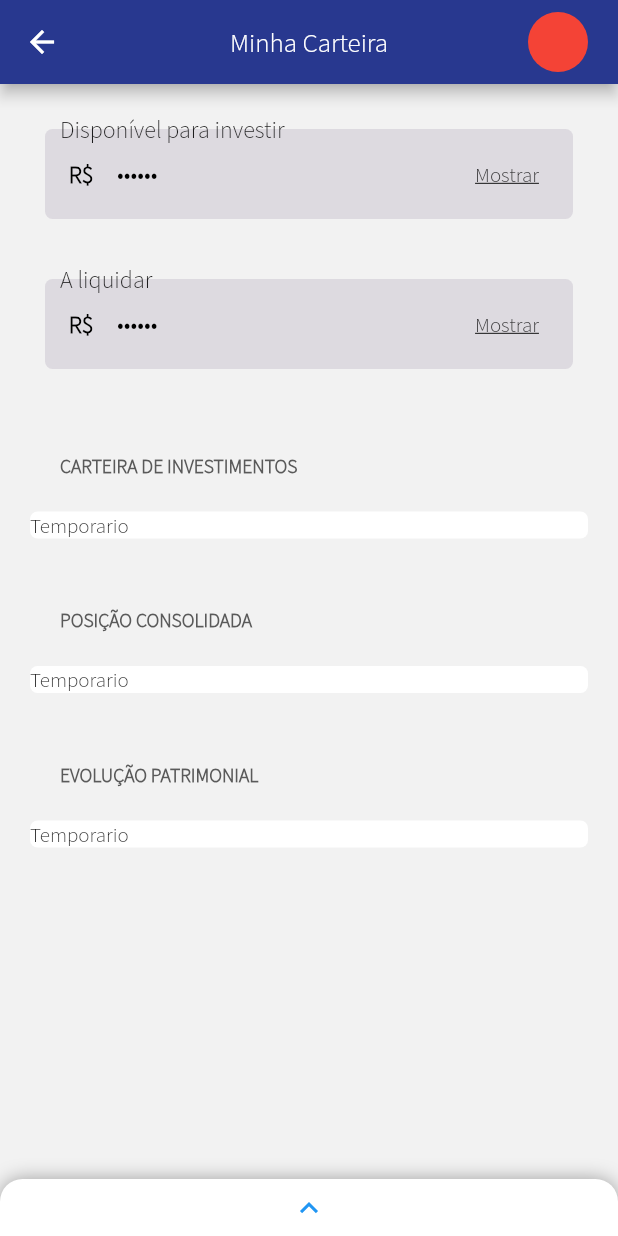
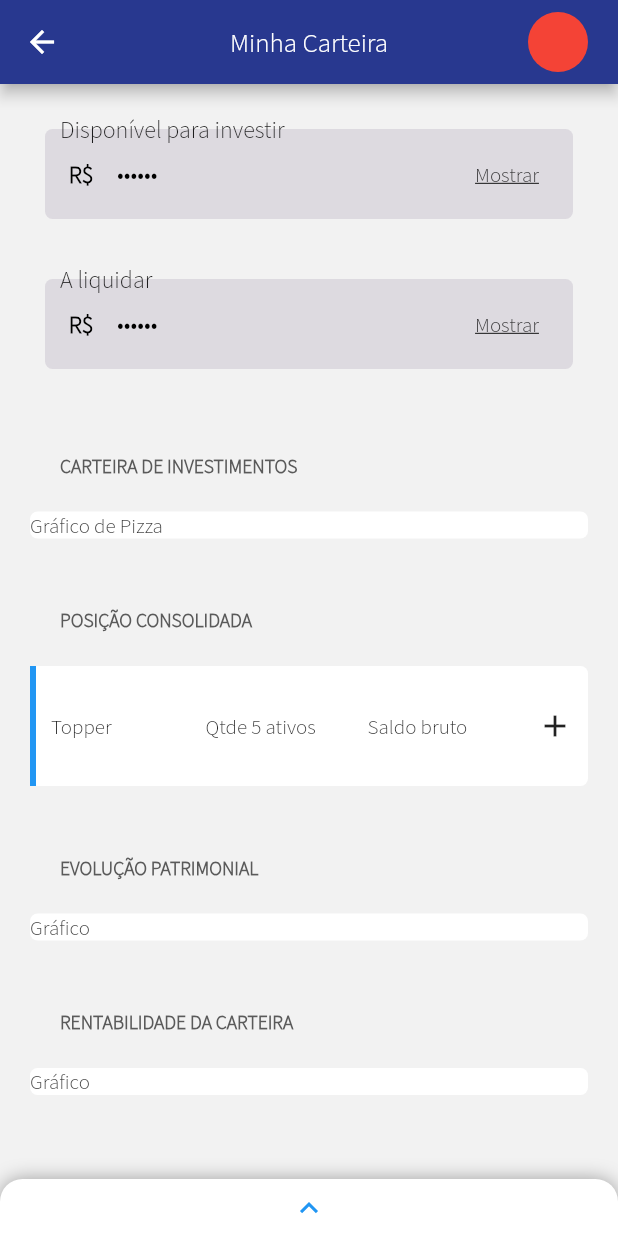
Before and after one commit to brenoasm/digital_wallet, a Flutter app: the screen it shows after launch, on a phone screen of 412 x 824 dp. Run offline on Flutter 3.47's test engine with Material 2 defaults, Android fonts, the phone set to English and light mode, and no system bars.

Commit message:
Currently building the consolidatedPositionTile.

```diff
--- /dev/null
+++ b/lib/dataModels/ConsolidatedPosition.dart
@@ -0,0 +1,17 @@
+import 'package:flutter/material.dart';
+
+class ConsolidatedPosition {
+  Color color;
+  String title;
+  String grossBalance;
+  List<Widget> items;
+
+  int get itemsQuantity => items?.length ?? 0;
+
+  ConsolidatedPosition({
+    @required this.color,
+    @required this.title,
+    @required this.grossBalance,
+    this.items,
+  });
+}
--- a/lib/wallet_page.dart
+++ b/lib/wallet_page.dart
@@ -1,3 +1,5 @@
+import 'package:digital_wallet/dataModels/ConsolidatedPosition.dart';
+import 'package:digital_wallet/widgets/consolidated_position_tile.dart';
 import 'package:digital_wallet/widgets/custom_text_field.dart';
 import 'package:digital_wallet/widgets/default_height_spacing.dart';
 import 'package:digital_wallet/widgets/default_width_spacing.dart';
@@ -12,6 +14,22 @@ class WalletPage extends StatefulWidget {
 }
 
 class _WalletPageState extends State<WalletPage> {
+  List<ConsolidatedPosition> consolidatedPositions = [];
+
+  _WalletPageState() {
+    consolidatedPositions.addAll([
+      ConsolidatedPosition(
+          color: Color(0xFF00BDC4),
+          title: '',
+          grossBalance: '3.860.941,34',
+          items: <Widget>[
+            Text('Item 1'),
+            Text('Item 2'),
+            Text('Item 3'),
+          ]),
+    ]);
+  }
+
   @override
   Widget build(BuildContext context) {
     return Scaffold(
@@ -88,19 +106,36 @@ class _WalletPageState extends State<WalletPage> {
                 DefaultHeightSpacing(),
                 SectionWithTitle(
                   title: 'CARTEIRA DE INVESTIMENTOS',
-                  child: Text('Temporario'),
+                  child: Text('Gráfico de Pizza'),
                 ),
                 DefaultHeightSpacing(),
                 DefaultHeightSpacing(),
                 SectionWithTitle(
                   title: 'POSIÇÃO CONSOLIDADA',
-                  child: Text('Temporario'),
+                  child: ListView.builder(
+                    shrinkWrap: true,
+                    itemCount: consolidatedPositions.length,
+                    itemBuilder: (context, index) {
+                      ConsolidatedPosition _consolidatedPosition =
+                          consolidatedPositions[index];
+
+                      return ConsolidatedPositionTile(
+                        consolidatedPosition: _consolidatedPosition,
+                      );
+                    },
+                  ),
                 ),
                 DefaultHeightSpacing(),
                 DefaultHeightSpacing(),
                 SectionWithTitle(
                   title: 'EVOLUÇÃO PATRIMONIAL',
-                  child: Text('Temporario'),
+                  child: Text('Gráfico'),
+                ),
+                DefaultHeightSpacing(),
+                DefaultHeightSpacing(),
+                SectionWithTitle(
+                  title: 'RENTABILIDADE DA CARTEIRA',
+                  child: Text('Gráfico'),
                 ),
                 DefaultHeightSpacing(),
                 DefaultHeightSpacing(),
--- /dev/null
+++ b/lib/widgets/consolidated_position_tile.dart
@@ -0,0 +1,75 @@
+import 'package:digital_wallet/dataModels/ConsolidatedPosition.dart';
+import 'package:flutter/material.dart';
+
+class ConsolidatedPositionTile extends StatefulWidget {
+  final ConsolidatedPosition consolidatedPosition;
+
+  ConsolidatedPositionTile({@required this.consolidatedPosition});
+
+  @override
+  _ConsolidatedPositionState createState() => _ConsolidatedPositionState();
+}
+
+class _ConsolidatedPositionState extends State<ConsolidatedPositionTile> {
+  @override
+  Widget build(BuildContext context) {
+    return Container(
+      height: 80,
+      child: Row(
+        mainAxisAlignment: MainAxisAlignment.start,
+        crossAxisAlignment: CrossAxisAlignment.stretch,
+        children: <Widget>[
+          Container(
+            width: 4,
+            color: Colors.blue,
+          ),
+          Expanded(
+            flex: 1,
+            child: Padding(
+              padding: const EdgeInsets.symmetric(horizontal: 10, vertical: 5),
+              child: Column(
+                mainAxisAlignment: MainAxisAlignment.center,
+                crossAxisAlignment: CrossAxisAlignment.start,
+                children: <Widget>[
+                  Text('Topper'),
+                ],
+              ),
+            ),
+          ),
+          Expanded(
+            flex: 1,
+            child: Padding(
+              padding: const EdgeInsets.all(5),
+              child: Column(
+                mainAxisAlignment: MainAxisAlignment.center,
+                crossAxisAlignment: CrossAxisAlignment.start,
+                children: <Widget>[
+                  Text('Qtde 5 ativos'),
+                ],
+              ),
+            ),
+          ),
+          Expanded(
+            flex: 1,
+            child: Padding(
+              padding: const EdgeInsets.all(5),
+              child: Column(
+                mainAxisAlignment: MainAxisAlignment.center,
+                crossAxisAlignment: CrossAxisAlignment.start,
+                children: <Widget>[
+                  Text('Saldo bruto'),
+                ],
+              ),
+            ),
+          ),
+          Padding(
+            padding: const EdgeInsets.symmetric(horizontal: 10, vertical: 5),
+            child: Center(
+              child: Icon(Icons.add),
+            ),
+          )
+        ],
+      ),
+    );
+  }
+}
```
